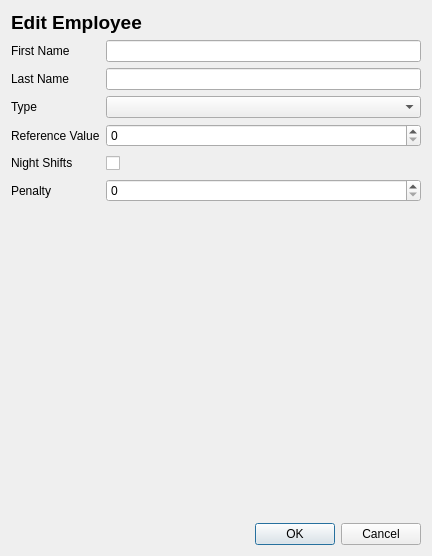
This is ui/employeeEditor.ui in olk90/shift as Qt 5 draws it before an edit. The edited form follows.
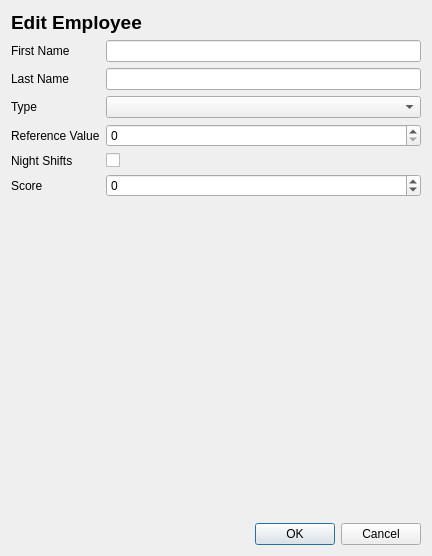
This is the edited form.

Commit message: load selected schedule into editor

Patch:
```diff
--- a/ui/employeeEditor.ui
+++ b/ui/employeeEditor.ui
@@ -85,19 +85,23 @@
        <item row="4" column="1">
         <widget class="QCheckBox" name="nightShiftsEdit">
          <property name="text">
-          <string> </string>
+          <string/>
          </property>
         </widget>
        </item>
        <item row="5" column="0">
         <widget class="QLabel" name="penaltyLabel">
          <property name="text">
-          <string>Penalty</string>
+          <string>Score</string>
          </property>
         </widget>
        </item>
        <item row="5" column="1">
-        <widget class="QSpinBox" name="scoreSpinner"/>
+        <widget class="QSpinBox" name="scoreSpinner">
+         <property name="minimum">
+          <number>-99</number>
+         </property>
+        </widget>
        </item>
       </layout>
      </item>
```
Left out of the diff: 2 changed lines with no effect on the pictures. The commit also changes 6 other files.
